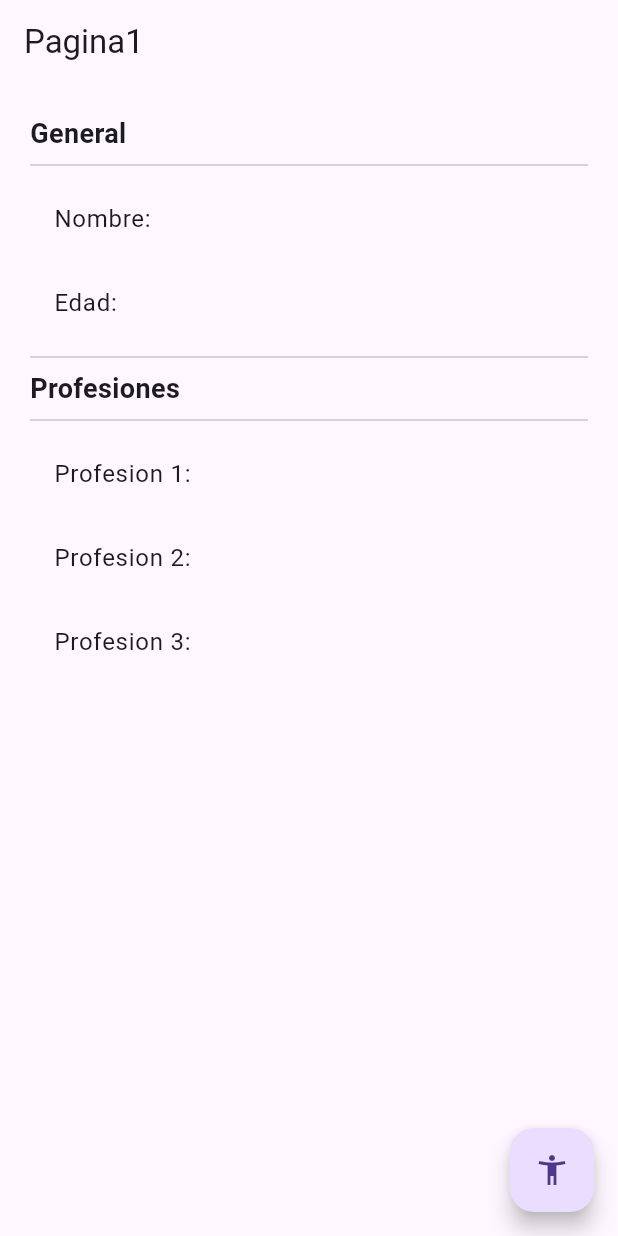
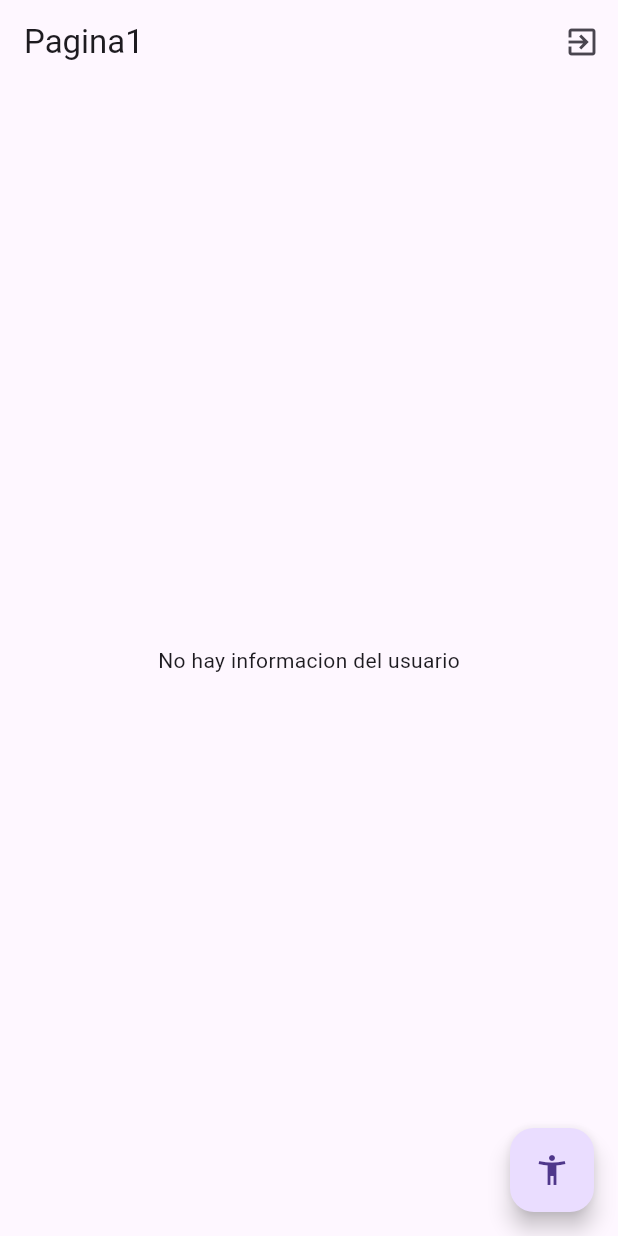
Before and after one commit to nestoorss/flutterTests, a Flutter app: the screen it shows after launch, on a phone screen of 412 x 824 dp. Run offline on Flutter 3.47's test engine with Material 3 defaults, Android fonts, the phone set to English and light mode, and no system bars; our stand-ins replace flutter_bloc.

Commit message:
Fin cubit

```diff
--- /dev/null
+++ b/singletons_project/devtools_options.yaml
@@ -0,0 +1,3 @@
+description: This file stores settings for Dart & Flutter DevTools.
+documentation: https://docs.flutter.dev/tools/devtools/extensions#configure-extension-enablement-states
+extensions:
--- /dev/null
+++ b/singletons_project/lib/bloc/usuario/usuario_cubit.dart
@@ -0,0 +1,36 @@
+import 'package:meta/meta.dart';
+import 'package:flutter_bloc/flutter_bloc.dart';
+import 'package:singletons_project/models/usuario.dart';
+
+part 'usuario_state.dart';
+
+class UsuarioCubit extends Cubit<UsuarioState> {
+
+  UsuarioCubit(): super(UsuarioInitial());
+
+  void seleccionarUsuario(Usuario user) {
+    emit(UsuarioActivo(user));
+  }
+
+  void cambiarEdad(int edad) {
+    final currentState = state;
+    if (currentState is UsuarioActivo) {
+      final newUser = currentState.usuario.copiarUsuario(edad: 19);
+      emit(UsuarioActivo(newUser));
+    }
+  }
+
+  void agregarProfesion() {
+    final currentState = state;
+    if (currentState is UsuarioActivo) {
+      final oldUser = currentState.usuario.copiarUsuario();
+      oldUser.profesiones.add("Profesion ${oldUser.profesiones.length + 1}");
+      emit(UsuarioActivo(oldUser));
+    }
+  }
+
+  void borrarUsuario() {
+    emit(UsuarioInitial());
+  }
+
+}
--- /dev/null
+++ b/singletons_project/lib/bloc/usuario/usuario_state.dart
@@ -0,0 +1,15 @@
+part of 'usuario_cubit.dart';
+
+@immutable
+abstract class UsuarioState {}
+
+class UsuarioInitial extends UsuarioState {
+  final existeUsuario = false;
+}
+
+class UsuarioActivo extends UsuarioState {
+  final existeUsuario = true;
+  final Usuario usuario;
+
+  UsuarioActivo(this.usuario);
+}
--- a/singletons_project/lib/main.dart
+++ b/singletons_project/lib/main.dart
@@ -1,4 +1,6 @@
 import 'package:flutter/material.dart';
+import 'package:flutter_bloc/flutter_bloc.dart';
+import 'package:singletons_project/bloc/usuario/usuario_cubit.dart';
 import 'package:singletons_project/pages/pagina1_page.dart';
 import 'package:singletons_project/pages/pagina2_page.dart';
 
@@ -7,7 +9,11 @@ void main() => runApp(MyApp());
 class MyApp extends StatelessWidget {
   @override
   Widget build(BuildContext context) {
-    return MaterialApp(
+    return MultiBlocProvider(
+      providers: [
+        BlocProvider(create: (_) => new UsuarioCubit())
+      ],
+      child: MaterialApp(
         debugShowCheckedModeBanner: false,
         title: 'Material App',
         initialRoute: 'pagina1',
@@ -15,6 +21,7 @@ class MyApp extends StatelessWidget {
           'pagina1': (_) => Pagina1Page(),
           'pagina2': (_) => Pagina2Page()
         }
+      ),
     );
   }
 }
--- a/singletons_project/lib/models/usuario.dart
+++ b/singletons_project/lib/models/usuario.dart
@@ -1,7 +1,14 @@
 class Usuario {
-  String nombre;
-  int edad;
-  List<String> profesiones;
+  final String nombre;
+  final int edad;
+  final List<String> profesiones;
 
-  Usuario({this.nombre = "", this.edad = 0, this.profesiones = const []});
+  Usuario({required this.nombre, required this.edad ,  required this.profesiones});
+
+  Usuario copiarUsuario({String? nombre, int? edad, List<String>? profesiones}) => Usuario(
+    nombre: nombre ?? this.nombre,
+    edad: edad ?? this.edad,
+    profesiones: profesiones ?? this.profesiones
+  );
+
 }
--- a/singletons_project/lib/pages/pagina1_page.dart
+++ b/singletons_project/lib/pages/pagina1_page.dart
@@ -1,4 +1,7 @@
 import 'package:flutter/material.dart';
+import 'package:flutter_bloc/flutter_bloc.dart';
+import 'package:singletons_project/bloc/usuario/usuario_cubit.dart';
+import 'package:singletons_project/models/usuario.dart';
 
 class Pagina1Page extends StatelessWidget {
 
@@ -7,8 +10,14 @@ class Pagina1Page extends StatelessWidget {
     return Scaffold(
       appBar: AppBar(
         title: Text("Pagina1"),
+        actions: [
+          IconButton(
+            onPressed: () => context.read<UsuarioCubit>().borrarUsuario(),
+            icon: Icon(Icons.exit_to_app)
+          )
+        ],
       ),
-      body: InformacionUsuario(),
+      body: BodyScaffold(),
       floatingActionButton: FloatingActionButton(
         child: Icon(Icons.accessibility_new),
         onPressed: () => Navigator.pushNamed(context, 'pagina2')
@@ -17,7 +26,30 @@ class Pagina1Page extends StatelessWidget {
   }
 }
 
+class BodyScaffold extends StatelessWidget {
+  @override
+  Widget build(BuildContext context) {
+    return BlocBuilder<UsuarioCubit, UsuarioState>(
+      builder: (_, state) {
+        switch(state.runtimeType) {
+          case UsuarioInitial:
+            return Center(child: Text("No hay informacion del usuario"));
+          case UsuarioActivo:
+            return InformacionUsuario(usuario: (state as UsuarioActivo).usuario);
+          default:
+            return Center(child: Text("Estado no reconocido"));
+        }
+      }
+    );
+  }
+}
+
 class InformacionUsuario extends StatelessWidget {
+
+  final Usuario usuario;
+
+  const InformacionUsuario({super.key, required this.usuario});
+
   @override
   Widget build(BuildContext context) {
     return Container(
@@ -30,16 +62,16 @@ class InformacionUsuario extends StatelessWidget {
           Text("General", style: TextStyle(fontSize: 18, fontWeight: FontWeight.bold)),
           Divider(),
 
-          ListTile(title: Text("Nombre: ")),
-          ListTile(title: Text("Edad: ")),
+          ListTile(title: Text("Nombre: ${usuario.nombre}")),
+          ListTile(title: Text("Edad: ${usuario.edad}")),
           Divider(),
 
           Text("Profesiones", style: TextStyle(fontSize: 18, fontWeight: FontWeight.bold)),
           Divider(),
 
-          ListTile(title: Text("Profesion 1: ")),
-          ListTile(title: Text("Profesion 2: ")),
-          ListTile(title: Text("Profesion 3: ")),
+          ...usuario.profesiones.map(
+            (profesion) => ListTile(title: Text(profesion))
+          ).toList()
         ],
       )
     );
--- a/singletons_project/pubspec.yaml
+++ b/singletons_project/pubspec.yaml
@@ -34,6 +34,8 @@ dependencies:
   # The following adds the Cupertino Icons font to your application.
   # Use with the CupertinoIcons class for iOS style icons.
   cupertino_icons: ^1.0.8
+  flutter_bloc: ^9.1.0
+  meta: ^1.16.0
 
 dev_dependencies:
   flutter_test:
```
Also changed, not shown: singletons_project/lib/pages/pagina2_page.dart (+17 -3 lines). Lines whose indentation alone changed are shown as unchanged.
